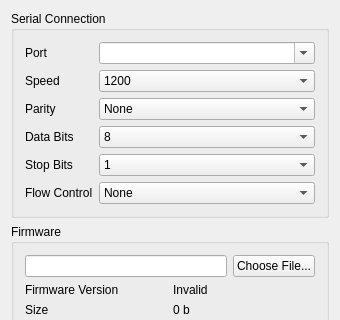
Qt form firmwareflasherwindow.ui (archnemesis/BootLoaderFlasher-Test) before a commit; both pictures show x 0 to 340 and y 0 to 320 of the 340 by 539 pixel window.
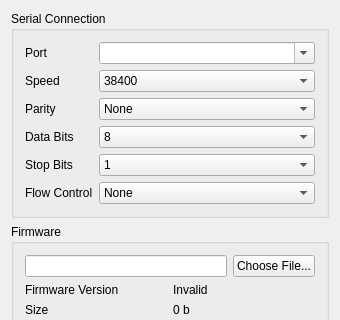
The same form after that commit.

```diff
--- a/firmwareflasherwindow.ui
+++ b/firmwareflasherwindow.ui
@@ -44,6 +44,9 @@
        </item>
        <item row="1" column="1">
         <widget class="QComboBox" name="cboSpeed">
+         <property name="currentIndex">
+          <number>5</number>
+         </property>
          <item>
           <property name="text">
            <string>1200</string>
```
Left out of the diff: 10 changed lines with no effect on the pictures.
